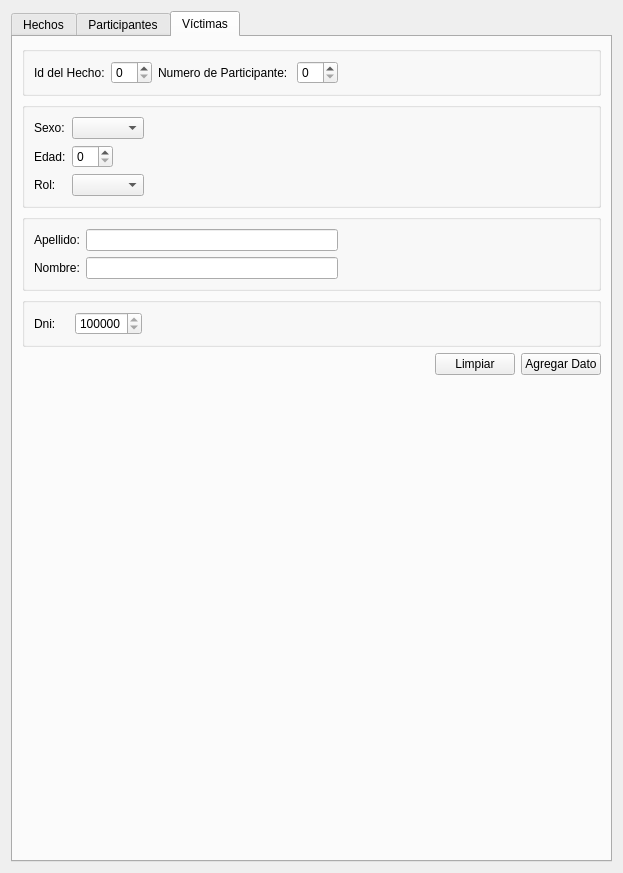
Above: designer/gui_feu.ui from IvanBodnar/feu before the change. Below: the same form after it.
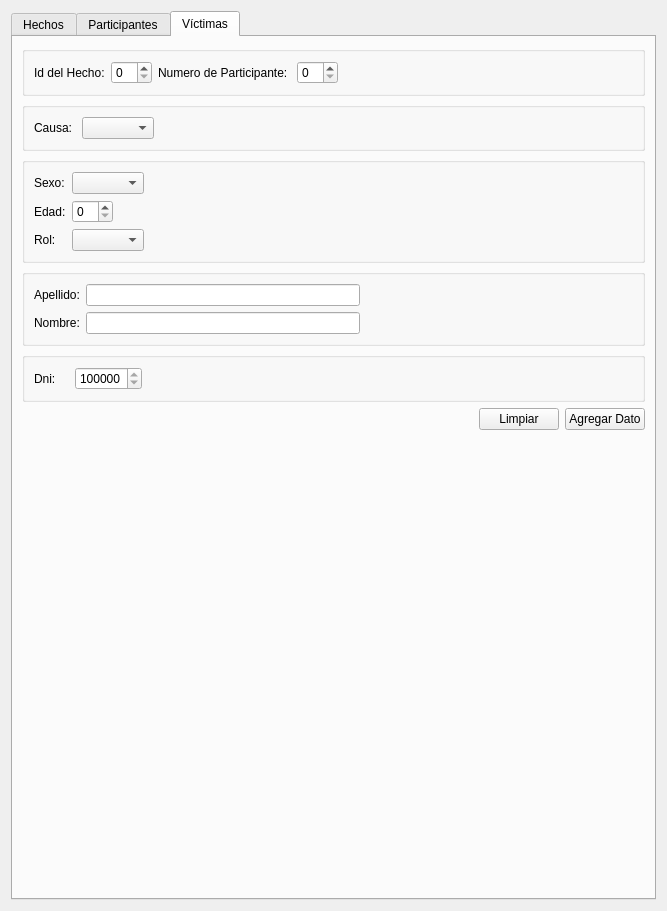
That is the form after the change. The open tabs and pages were chosen to show the change.

Commit message: Agregado campo causa(victimas)

Patch:
```diff
--- a/designer/gui_feu.ui
+++ b/designer/gui_feu.ui
@@ -6,14 +6,14 @@
    <rect>
     <x>0</x>
     <y>0</y>
-    <width>623</width>
-    <height>873</height>
+    <width>667</width>
+    <height>911</height>
    </rect>
   </property>
   <property name="windowTitle">
    <string>Dialog</string>
   </property>
-  <layout class="QVBoxLayout" name="verticalLayout">
+  <layout class="QHBoxLayout" name="horizontalLayout_24">
    <item>
     <widget class="QTabWidget" name="tabWidget">
      <property name="currentIndex">
@@ -1030,6 +1030,42 @@
          </layout>
         </widget>
        </item>
+       <item>
+        <widget class="QGroupBox" name="groupBox_12">
+         <property name="title">
+          <string/>
+         </property>
+         <layout class="QVBoxLayout" name="verticalLayout">
+          <item>
+           <layout class="QHBoxLayout" name="horizontalLayout_23">
+            <item>
+             <widget class="QLabel" name="label_29">
+              <property name="text">
+               <string>Causa: </string>
+              </property>
+             </widget>
+            </item>
+            <item>
+             <widget class="QComboBox" name="causa_comboBox"/>
+            </item>
+            <item>
+             <spacer name="horizontalSpacer_19">
+              <property name="orientation">
+               <enum>Qt::Horizontal</enum>
+              </property>
+              <property name="sizeHint" stdset="0">
+               <size>
+                <width>40</width>
+                <height>20</height>
+               </size>
+              </property>
+             </spacer>
+            </item>
+           </layout>
+          </item>
+         </layout>
+        </widget>
+       </item>
        <item>
         <widget class="QGroupBox" name="groupBox_4">
          <property name="title">
```
The commit also changes 5 other files.
